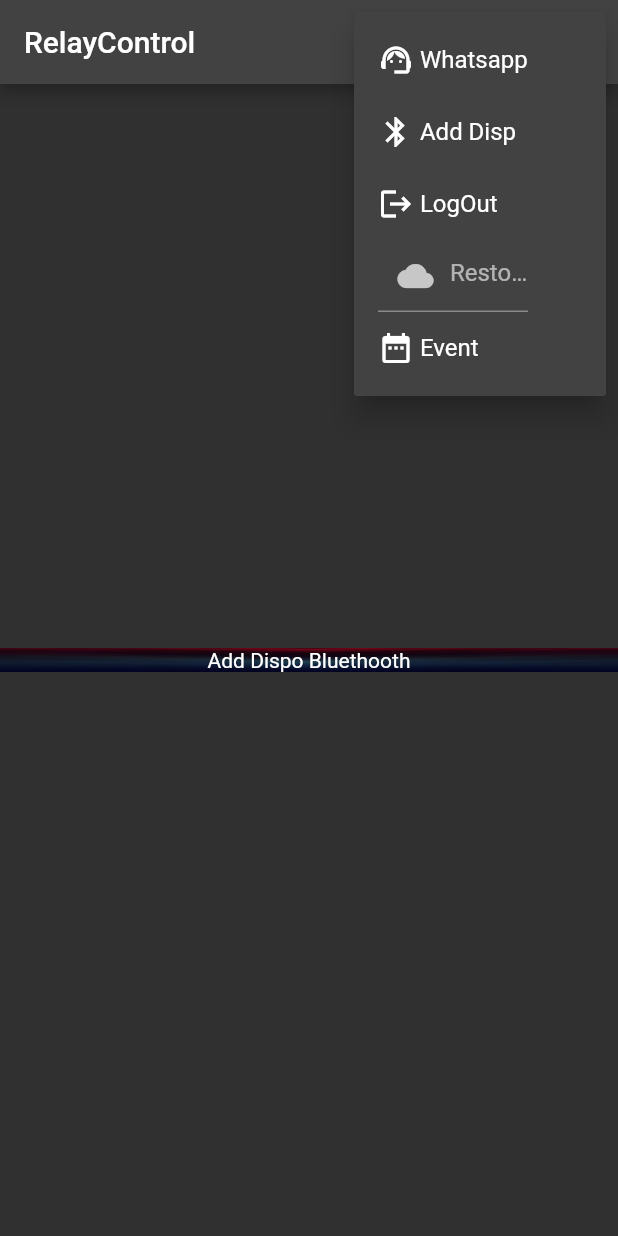
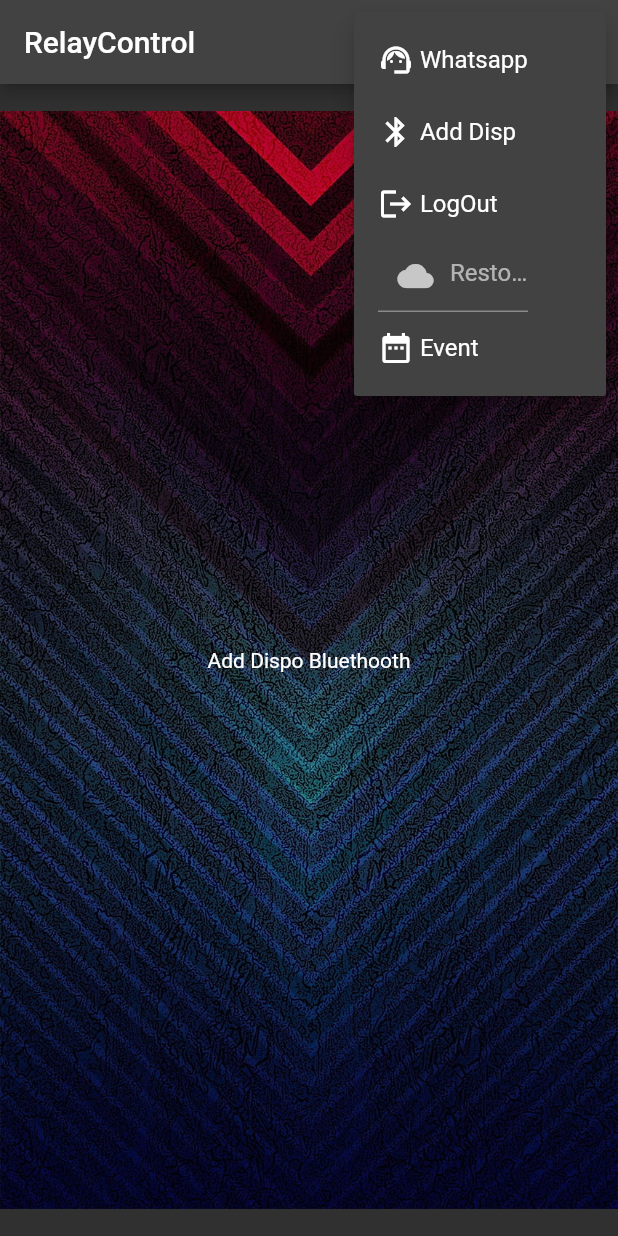
Before and after one commit to Alejandro-diego/controlrele, a Flutter app: the screen it shows once a user with an empty profile is signed in, after a tap on the "more vert" icon, on a phone screen of 412 x 824 dp. Run offline on Flutter 3.47's test engine with Material 2 defaults, Android fonts, the phone set to English and light mode, and no system bars; our stand-ins replace firebase_auth, firebase_core, firebase_database, flutter_blue, google_fonts, shared_preferences; missing offline and left inert: flutter_exit_app, restart_app; accounts and stored records are empty.

Commit message:
first commit

```diff
--- a/lib/home/home_page.dart
+++ b/lib/home/home_page.dart
@@ -106,12 +106,10 @@ class _HomePageState extends State<HomePage> {
           ),
         ],
       ),
-      body: OverflowBox(
-        maxHeight: double.infinity,
-        child: Container(
+      body: Container(
         decoration: const BoxDecoration(
           image: DecorationImage(
-                image: AssetImage("assets/picante.jpg"), fit: BoxFit.fill),
+              image: AssetImage("assets/picante.jpg"), fit: BoxFit.fitWidth),
         ),
         child: Center(
           child: Consumer<ProviderRTDB>(
@@ -309,7 +307,6 @@ class _HomePageState extends State<HomePage> {
           ),
         ),
       ),
-      ),
     );
   }
 
@@ -322,7 +319,7 @@ class _HomePageState extends State<HomePage> {
         break;
       case 2:
         await FirebaseAuth.instance.signOut();
-        FlutterExitApp.exitApp();
+       // FlutterExitApp.exitApp();
         break;
       case 3:
         SharedPreferences preference = await SharedPreferences.getInstance();
@@ -334,6 +331,7 @@ class _HomePageState extends State<HomePage> {
         // });
         break;
       case 4:
+       if (!context.mounted) return;
         Navigator.of(context).push(_goToEvent());
         break;
     }
--- a/lib/log/login_page.dart
+++ b/lib/log/login_page.dart
@@ -22,11 +22,13 @@ class _LoginPageState extends State<LoginPage> {
   final _formKey = GlobalKey<FormState>();
   final email = TextEditingController();
   final senha = TextEditingController();
+  final disp = TextEditingController();
   late bool buttonNeedAcountIsEnable = false;
   @override
   void dispose() {
     email.dispose();
     senha.dispose();
+    disp.dispose();
     super.dispose();
   }
 
@@ -61,7 +63,7 @@ class _LoginPageState extends State<LoginPage> {
               top: size.height * 0.05,
               child: FormSigIn(
                 nameController: TextEditingController(),
-                dispController: TextEditingController(),
+                dispController: disp,
                 isSingUP: false,
                 keyvalidator: _formKey,
                 passcontroller: senha,
@@ -179,14 +181,12 @@ class _LoginPageState extends State<LoginPage> {
         password: senha.text.trim(),
       );
     } on FirebaseAuthException catch (e) {
-
       if (e.code == 'user-not-found') {
         error = "E-mail não registrado";
         if (tentativasEmail++ > 2) {
           _changeOpacityEmail();
           buttonNeedAcountIsEnable = true;
         }
-
       } else if (e.code == 'wrong-password') {
         error = "Senha invalida";
 
@@ -200,7 +200,7 @@ class _LoginPageState extends State<LoginPage> {
           _changeOpacityPass();
         }
       }
-
+      if (!context.mounted) return;
       ScaffoldMessenger.of(context).showSnackBar(
         SnackBar(
           backgroundColor: Colors.black,
@@ -220,6 +220,7 @@ class _LoginPageState extends State<LoginPage> {
       () {
         preference.setString('email', email.text);
         preference.setString('password', senha.text);
+        preference.setString('disp', disp.text);
       },
     );
   }
@@ -237,7 +238,7 @@ class _LoginPageState extends State<LoginPage> {
 
     var text = preference.getString('email') ?? '';
 
-    if (text.isEmpty ) {
+    if (text.isEmpty) {
       buttonNeedAcountIsEnable = true;
     }
   }
--- a/lib/log/sing_up.dart
+++ b/lib/log/sing_up.dart
@@ -130,7 +130,7 @@ class _SingUpState extends State<SingUp> {
       } else if (e.code == 'too-many-requests') {
         error = "Sua conta foi bloqueda temporariaramente";
       }
-
+      if (!context.mounted) return;
       ScaffoldMessenger.of(context).showSnackBar(
         SnackBar(
           backgroundColor: Colors.black,
--- a/lib/model/providerdata.dart
+++ b/lib/model/providerdata.dart
@@ -1,6 +1,7 @@
 import 'dart:async';
 import 'package:controlrele/model/data.dart';
 import 'package:controlrele/model/data_relay1.dart';
+import 'package:firebase_auth/firebase_auth.dart';
 import 'package:firebase_database/firebase_database.dart';
 import 'package:flutter/foundation.dart';
 import 'package:shared_preferences/shared_preferences.dart';
@@ -18,6 +19,7 @@ class ProviderRTDB extends ChangeNotifier {
   late String disp;
 
   final _db = FirebaseDatabase.instance.ref();
+  final _auth = FirebaseAuth.instance.authStateChanges();
 
   late StreamSubscription<DatabaseEvent> streamSubscription0;
   late StreamSubscription<DatabaseEvent> streamSubscription1;
@@ -25,10 +27,9 @@ class ProviderRTDB extends ChangeNotifier {
   late StreamSubscription<DatabaseEvent> streamSubscription3;
   late StreamSubscription<DatabaseEvent> streamSubscription4;
 
-
   DataRTBD? get datosProvider => _rtbd;
   Relay1? get relay1 => _relay1;
-   Relay2? get relay2 => _relay2;
+  Relay2? get relay2 => _relay2;
   Relay3? get relay3 => _relay3;
   Relay4? get relay4 => _relay4;
 
@@ -54,15 +55,13 @@ class ProviderRTDB extends ChangeNotifier {
         _relay1 = Relay1.relay1RTDB(data);
         notifyListeners();
       });
-       streamSubscription2 =
+      streamSubscription2 =
           _db.child('data$disp').child('Relay2').onValue.listen((event) {
         final data = Map<String, dynamic>.from(
             event.snapshot.value as Map<dynamic, dynamic>);
         _relay2 = Relay2.relay2RTDB(data);
         notifyListeners();
       });
-
-
 
       streamSubscription3 =
           _db.child('data$disp').child('Relay3').onValue.listen((event) {
@@ -79,25 +78,40 @@ class ProviderRTDB extends ChangeNotifier {
         _relay4 = Relay4.relay4RTDB(data);
         notifyListeners();
       });
-    } else {
-
-    }
+    } else {}
   }
 
   @override
   void dispose() {
     super.dispose();
     streamSubscription0.cancel();
-     streamSubscription1.cancel();
+    streamSubscription1.cancel();
     streamSubscription2.cancel();
     streamSubscription3.cancel();
     streamSubscription4.cancel();
   }
 
+
   Future<void> _getDisp() async {
     SharedPreferences store = await SharedPreferences.getInstance();
     disp = store.getString("disp") ?? "";
 
-    _obterdatos();
+    seguir() ;
+  }
+
+
+void seguir() {
+    _auth.listen((User? user) {
+      if (user == null) {
+       streamSubscription0.cancel();
+    streamSubscription1.cancel();
+    streamSubscription2.cancel();
+    streamSubscription3.cancel();
+    streamSubscription4.cancel();
+
+      } else {
+        _obterdatos();
+      }
+    });
   }
 }
--- a/lib/widget/button.dart
+++ b/lib/widget/button.dart
@@ -33,13 +33,14 @@ class NeuButton extends StatelessWidget {
 
   @override
   Widget build(BuildContext context) {
+    final size = MediaQuery.of(context).size;
     return GestureDetector(
       onLongPress: onLongPress,
       onTap: isEnable ? onTap : () {},
       child: AnimatedContainer(
         duration: const Duration(milliseconds: 100),
         height: 70.0,
-        width: 250.0,
+        width: size.width * .80,
         decoration: BoxDecoration(
           border: Border.all(
               color: !isButtonPressed
@@ -68,7 +69,7 @@ class NeuButton extends StatelessWidget {
           children: [
             Positioned(
               top: 15,
-              left: 180,
+              left: size.width * .6,
               child: Icon(
                 !isButtonPressed ? cupertinoIcon : cupertinoIcon,
                 size: !isButtonPressed ? 35 : 40,
@@ -93,7 +94,6 @@ class NeuButton extends StatelessWidget {
                 left: 10.0,
                 bottom: 10,
                 child: Icon(
-
                   Icons.access_time,size: 17,
                   color: eventStatus ? Colors.red : Colors.grey.shade900,
                 )),
--- a/lib/widget/form_sing_in.dart
+++ b/lib/widget/form_sing_in.dart
@@ -132,8 +132,8 @@ class _FormSigInState extends State<FormSigIn> {
                 return null;
               },
             ),
-            widget.isSingUP
-                ? TextFormField(
+
+                 TextFormField(
                     keyboardType: TextInputType.number,
                     controller: widget.dispController,
                     cursorColor: Colors.amberAccent,
@@ -159,8 +159,8 @@ class _FormSigInState extends State<FormSigIn> {
                       }
                       return null;
                     },
-                  )
-                : const Text(""),
+                  ),
+
             const Spacer(flex: 2)
           ],
         ),
```
Also changed, not shown: pubspec.lock. Lines whose indentation alone changed are shown as unchanged.
